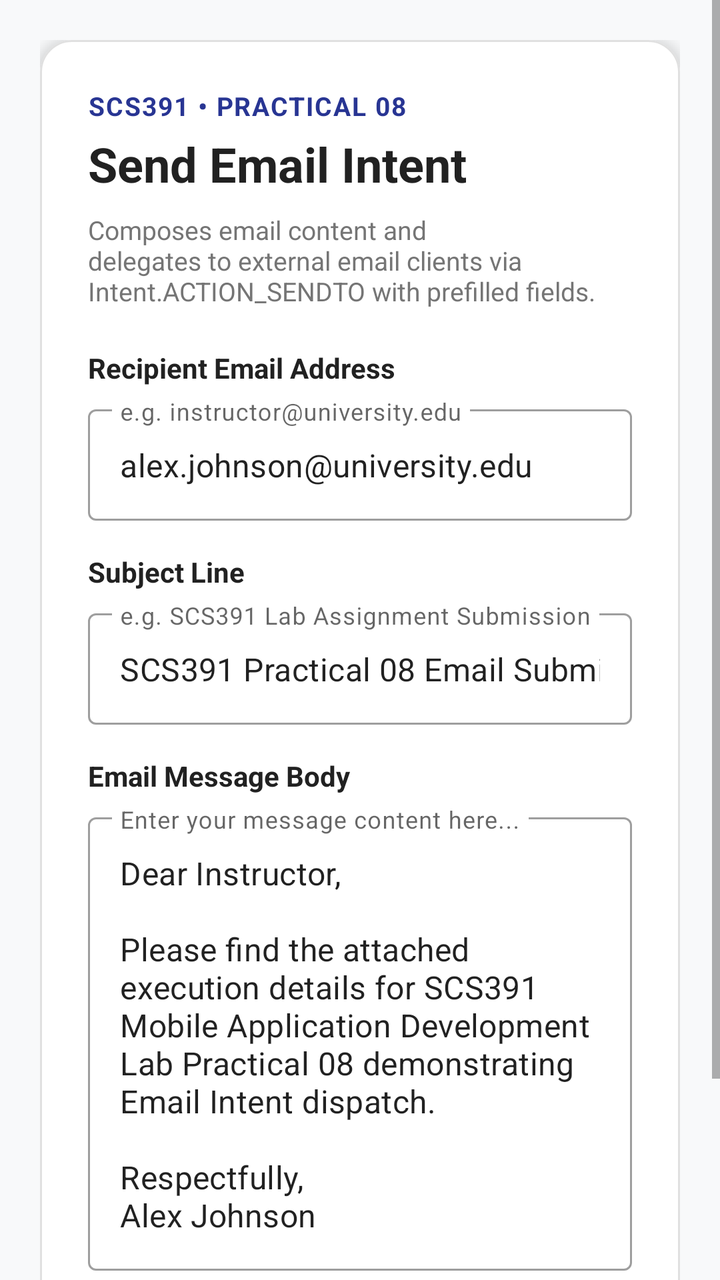
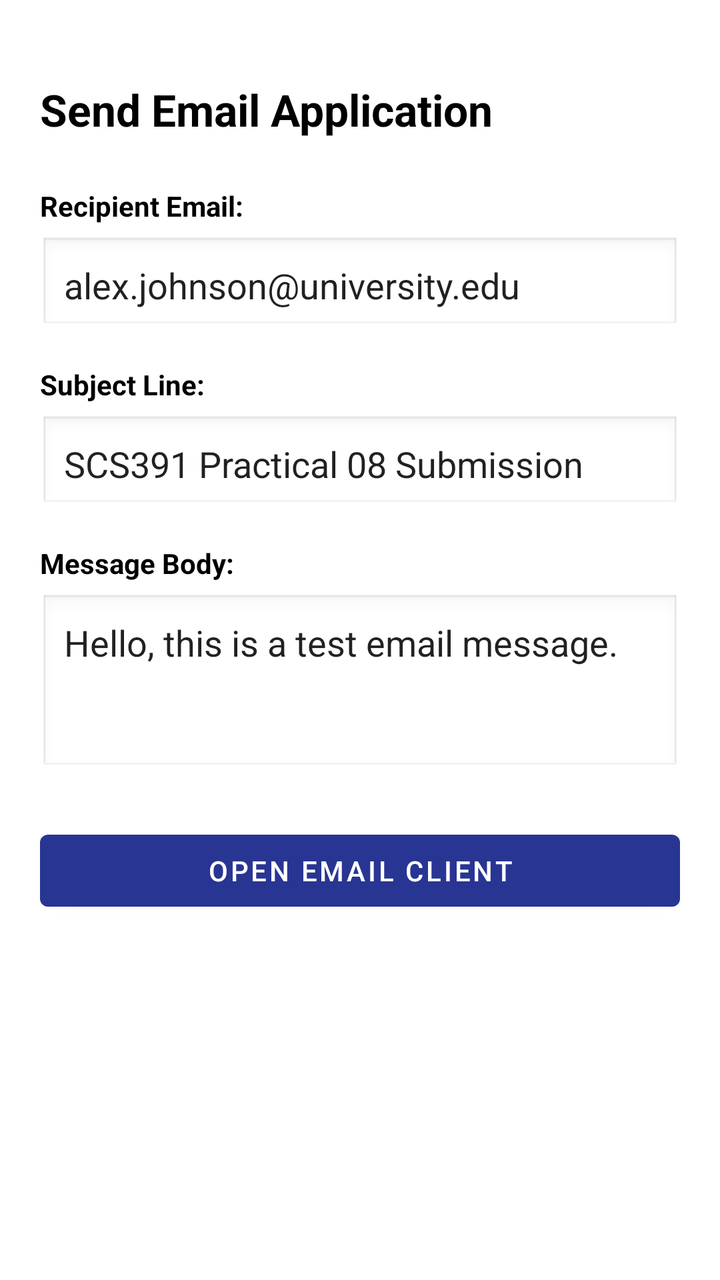

Compare the two renders of this Android layout. The source of the first and the diff that turns it into the second are given below.
<!-- AndroidManifest.xml: application theme Theme.EmailApp -->
<!-- res/layout/activity_main.xml -->
<?xml version="1.0" encoding="utf-8"?>
<ScrollView
    xmlns:android="http://schemas.android.com/apk/res/android"
    xmlns:app="http://schemas.android.com/apk/res-auto"
    android:layout_width="match_parent"
    android:layout_height="match_parent"
    android:background="@color/background"
    android:fillViewport="true">

    <LinearLayout
        android:layout_width="match_parent"
        android:layout_height="wrap_content"
        android:orientation="vertical"
        android:padding="20dp"
        android:gravity="center">

        <com.google.android.material.card.MaterialCardView
            android:layout_width="match_parent"
            android:layout_height="wrap_content"
            app:cardCornerRadius="16dp"
            app:cardElevation="4dp"
            app:cardBackgroundColor="@color/surface"
            app:strokeWidth="1dp"
            app:strokeColor="@color/stroke_color">

            <LinearLayout
                android:layout_width="match_parent"
                android:layout_height="wrap_content"
                android:orientation="vertical"
                android:padding="24dp">

                <TextView
                    android:layout_width="wrap_content"
                    android:layout_height="wrap_content"
                    android:text="@string/lab_header"
                    android:textColor="@color/primary"
                    android:textSize="13sp"
                    android:textStyle="bold"
                    android:letterSpacing="0.05"
                    android:layout_marginBottom="4dp"/>

                <TextView
                    android:layout_width="wrap_content"
                    android:layout_height="wrap_content"
                    android:text="@string/title_email_app"
                    android:textColor="@color/text_primary"
                    android:textSize="24sp"
                    android:textStyle="bold"
                    android:layout_marginBottom="8dp"/>

                <TextView
                    android:layout_width="wrap_content"
                    android:layout_height="wrap_content"
                    android:text="@string/desc_email_app"
                    android:textColor="@color/text_secondary"
                    android:textSize="13sp"
                    android:layout_marginBottom="20dp"/>

                
                <TextView
                    android:layout_width="wrap_content"
                    android:layout_height="wrap_content"
                    android:text="@string/label_recipient_email"
                    android:textColor="@color/text_primary"
                    android:textSize="14sp"
                    android:textStyle="bold"
                    android:layout_marginBottom="6dp"/>

                <com.google.android.material.textfield.TextInputLayout
                    android:layout_width="match_parent"
                    android:layout_height="wrap_content"
                    android:layout_marginBottom="16dp"
                    style="@style/Widget.MaterialComponents.TextInputLayout.OutlinedBox">

                    <com.google.android.material.textfield.TextInputEditText
                        android:id="@+id/etEmailTo"
                        android:layout_width="match_parent"
                        android:layout_height="wrap_content"
                        android:hint="@string/hint_recipient_email"
                        android:text="alex.johnson@university.edu"
                        android:inputType="textEmailAddress"/>
                </com.google.android.material.textfield.TextInputLayout>

                
                <TextView
                    android:layout_width="wrap_content"
                    android:layout_height="wrap_content"
                    android:text="@string/label_subject"
                    android:textColor="@color/text_primary"
                    android:textSize="14sp"
                    android:textStyle="bold"
                    android:layout_marginBottom="6dp"/>

                <com.google.android.material.textfield.TextInputLayout
                    android:layout_width="match_parent"
                    android:layout_height="wrap_content"
                    android:layout_marginBottom="16dp"
                    style="@style/Widget.MaterialComponents.TextInputLayout.OutlinedBox">

                    <com.google.android.material.textfield.TextInputEditText
                        android:id="@+id/etSubject"
                        android:layout_width="match_parent"
                        android:layout_height="wrap_content"
                        android:hint="@string/hint_subject"
                        android:text="SCS391 Practical 08 Email Submission"
                        android:inputType="text"/>
                </com.google.android.material.textfield.TextInputLayout>

                
                <TextView
                    android:layout_width="wrap_content"
                    android:layout_height="wrap_content"
                    android:text="@string/label_message_body"
                    android:textColor="@color/text_primary"
                    android:textSize="14sp"
                    android:textStyle="bold"
                    android:layout_marginBottom="6dp"/>

                <com.google.android.material.textfield.TextInputLayout
                    android:layout_width="match_parent"
                    android:layout_height="wrap_content"
                    android:layout_marginBottom="24dp"
                    style="@style/Widget.MaterialComponents.TextInputLayout.OutlinedBox">

                    <com.google.android.material.textfield.TextInputEditText
                        android:id="@+id/etEmailBody"
                        android:layout_width="match_parent"
                        android:layout_height="wrap_content"
                        android:hint="@string/hint_message_body"
                        android:text="Dear Instructor,\n\nPlease find the attached execution details for SCS391 Mobile Application Development Lab Practical 08 demonstrating Email Intent dispatch.\n\nRespectfully,\nAlex Johnson"
                        android:inputType="textMultiLine"
                        android:minLines="4"
                        android:gravity="top|start"/>
                </com.google.android.material.textfield.TextInputLayout>

                <com.google.android.material.button.MaterialButton
                    android:id="@+id/btnSendEmail"
                    android:layout_width="match_parent"
                    android:layout_height="56dp"
                    android:text="@string/btn_send_email"
                    android:textSize="16sp"
                    android:textStyle="bold"
                    app:cornerRadius="12dp"
                    app:icon="@android:drawable/ic_dialog_email"
                    app:iconGravity="textStart"/>

            </LinearLayout>
        </com.google.android.material.card.MaterialCardView>
    </LinearLayout>
</ScrollView>
<!-- resources referenced by this layout -->
<resources>
  <color name="background">#F8F9FA</color>
  <color name="primary">#283593</color>
  <color name="stroke_color">#E0E0E0</color>
  <color name="surface">#FFFFFF</color>
  <color name="text_primary">#212121</color>
  <color name="text_secondary">#757575</color>
  <string name="btn_send_email">Open Email Client</string>
  <string name="desc_email_app">Composes email content and delegates to external email clients via Intent.ACTION_SENDTO with prefilled fields.</string>
  <string name="hint_message_body">Enter your message content here...</string>
  <string name="hint_recipient_email">e.g. instructor@university.edu</string>
  <string name="hint_subject">e.g. SCS391 Lab Assignment Submission</string>
  <string name="lab_header">SCS391 • PRACTICAL 08</string>
  <string name="label_message_body">Email Message Body</string>
  <string name="label_recipient_email">Recipient Email Address</string>
  <string name="label_subject">Subject Line</string>
  <string name="title_email_app">Send Email Intent</string>
  <style name="Theme.EmailApp" parent="Theme.MaterialComponents.DayNight.NoActionBar">
          <item name="colorPrimary">@color/primary</item>
          <item name="colorPrimaryVariant">@color/primary_variant</item>
          <item name="colorSecondary">@color/secondary</item>
          <item name="android:statusBarColor">@color/primary_variant</item>
      </style>
  <color name="primary_variant">#1A237E</color>
  <color name="secondary">#FF8F00</color>
</resources>

<!-- the commit's change to res/layout/activity_main.xml (unified diff, before → after) -->
@@ -1,150 +1,84 @@
 <?xml version="1.0" encoding="utf-8"?>
-<ScrollView
+<LinearLayout
     xmlns:android="http://schemas.android.com/apk/res/android"
-    xmlns:app="http://schemas.android.com/apk/res-auto"
     android:layout_width="match_parent"
     android:layout_height="match_parent"
-    android:background="@color/background"
-    android:fillViewport="true">
+    android:orientation="vertical"
+    android:padding="20dp">
 
-    <LinearLayout
+    <TextView
+        android:layout_width="wrap_content"
+        android:layout_height="wrap_content"
+        android:text="Send Email Application"
+        android:textSize="22sp"
+        android:textStyle="bold"
+        android:textColor="@android:color/black"
+        android:layout_marginTop="20dp"
+        android:layout_marginBottom="24dp"/>
+
+    <TextView
+        android:layout_width="wrap_content"
+        android:layout_height="wrap_content"
+        android:text="Recipient Email:"
+        android:textStyle="bold"
+        android:textColor="@android:color/black"
+        android:layout_marginBottom="6dp"/>
+
+    <EditText
+        android:id="@+id/etEmailTo"
         android:layout_width="match_parent"
         android:layout_height="wrap_content"
-        android:orientation="vertical"
-        android:padding="20dp"
-        android:gravity="center">
+        android:hint="Enter recipient email"
+        android:text="alex.johnson@university.edu"
+        android:inputType="textEmailAddress"
+        android:padding="12dp"
+        android:background="@android:drawable/edit_text"
+        android:layout_marginBottom="16dp"/>
 
-        <com.google.android.material.card.MaterialCardView
-            android:layout_width="match_parent"
-            android:layout_height="wrap_content"
-            app:cardCornerRadius="16dp"
-            app:cardElevation="4dp"
-            app:cardBackgroundColor="@color/surface"
-            app:strokeWidth="1dp"
-            app:strokeColor="@color/stroke_color">
+    <TextView
+        android:layout_width="wrap_content"
+        android:layout_height="wrap_content"
+        android:text="Subject Line:"
+        android:textStyle="bold"
+        android:textColor="@android:color/black"
+        android:layout_marginBottom="6dp"/>
 
-            <LinearLayout
-                android:layout_width="match_parent"
-                android:layout_height="wrap_content"
-                android:orientation="vertical"
-                android:padding="24dp">
+    <EditText
+        android:id="@+id/etSubject"
+        android:layout_width="match_parent"
+        android:layout_height="wrap_content"
+        android:hint="Enter subject"
+        android:text="SCS391 Practical 08 Submission"
+        android:inputType="text"
+        android:padding="12dp"
+        android:background="@android:drawable/edit_text"
+        android:layout_marginBottom="16dp"/>
 
-                <TextView
-                    android:layout_width="wrap_content"
-                    android:layout_height="wrap_content"
-                    android:text="@string/lab_header"
-                    android:textColor="@color/primary"
-                    android:textSize="13sp"
-                    android:textStyle="bold"
-                    android:letterSpacing="0.05"
-                    android:layout_marginBottom="4dp"/>
+    <TextView
+        android:layout_width="wrap_content"
+        android:layout_height="wrap_content"
+        android:text="Message Body:"
+        android:textStyle="bold"
+        android:textColor="@android:color/black"
+        android:layout_marginBottom="6dp"/>
 
-                <TextView
-                    android:layout_width="wrap_content"
-                    android:layout_height="wrap_content"
-                    android:text="@string/title_email_app"
-                    android:textColor="@color/text_primary"
-                    android:textSize="24sp"
-                    android:textStyle="bold"
-                    android:layout_marginBottom="8dp"/>
+    <EditText
+        android:id="@+id/etEmailBody"
+        android:layout_width="match_parent"
+        android:layout_height="wrap_content"
+        android:hint="Enter message text"
+        android:text="Hello, this is a test email message."
+        android:inputType="textMultiLine"
+        android:minLines="3"
+        android:gravity="top|start"
+        android:padding="12dp"
+        android:background="@android:drawable/edit_text"
+        android:layout_marginBottom="24dp"/>
 
-                <TextView
-                    android:layout_width="wrap_content"
-                    android:layout_height="wrap_content"
-                    android:text="@string/desc_email_app"
-                    android:textColor="@color/text_secondary"
-                    android:textSize="13sp"
-                    android:layout_marginBottom="20dp"/>
+    <Button
+        android:id="@+id/btnSendEmail"
+        android:layout_width="match_parent"
+        android:layout_height="wrap_content"
+        android:text="Open Email Client"/>
 
-                
-                <TextView
-                    android:layout_width="wrap_content"
-                    android:layout_height="wrap_content"
-                    android:text="@string/label_recipient_email"
-                    android:textColor="@color/text_primary"
-                    android:textSize="14sp"
-                    android:textStyle="bold"
-                    android:layout_marginBottom="6dp"/>
-
-                <com.google.android.material.textfield.TextInputLayout
-                    android:layout_width="match_parent"
-                    android:layout_height="wrap_content"
-                    android:layout_marginBottom="16dp"
-                    style="@style/Widget.MaterialComponents.TextInputLayout.OutlinedBox">
-
-                    <com.google.android.material.textfield.TextInputEditText
-                        android:id="@+id/etEmailTo"
-                        android:layout_width="match_parent"
-                        android:layout_height="wrap_content"
-                        android:hint="@string/hint_recipient_email"
-                        android:text="alex.johnson@university.edu"
-                        android:inputType="textEmailAddress"/>
-                </com.google.android.material.textfield.TextInputLayout>
-
-                
-                <TextView
-                    android:layout_width="wrap_content"
-                    android:layout_height="wrap_content"
-                    android:text="@string/label_subject"
-                    android:textColor="@color/text_primary"
-                    android:textSize="14sp"
-                    android:textStyle="bold"
-                    android:layout_marginBottom="6dp"/>
-
-                <com.google.android.material.textfield.TextInputLayout
-                    android:layout_width="match_parent"
-                    android:layout_height="wrap_content"
-                    android:layout_marginBottom="16dp"
-                    style="@style/Widget.MaterialComponents.TextInputLayout.OutlinedBox">
-
-                    <com.google.android.material.textfield.TextInputEditText
-                        android:id="@+id/etSubject"
-                        android:layout_width="match_parent"
-                        android:layout_height="wrap_content"
-                        android:hint="@string/hint_subject"
-                        android:text="SCS391 Practical 08 Email Submission"
-                        android:inputType="text"/>
-                </com.google.android.material.textfield.TextInputLayout>
-
-                
-                <TextView
-                    android:layout_width="wrap_content"
-                    android:layout_height="wrap_content"
-                    android:text="@string/label_message_body"
-                    android:textColor="@color/text_primary"
-                    android:textSize="14sp"
-                    android:textStyle="bold"
-                    android:layout_marginBottom="6dp"/>
-
-                <com.google.android.material.textfield.TextInputLayout
-                    android:layout_width="match_parent"
-                    android:layout_height="wrap_content"
-                    android:layout_marginBottom="24dp"
-                    style="@style/Widget.MaterialComponents.TextInputLayout.OutlinedBox">
-
-                    <com.google.android.material.textfield.TextInputEditText
-                        android:id="@+id/etEmailBody"
-                        android:layout_width="match_parent"
-                        android:layout_height="wrap_content"
-                        android:hint="@string/hint_message_body"
-                        android:text="Dear Instructor,\n\nPlease find the attached execution details for SCS391 Mobile Application Development Lab Practical 08 demonstrating Email Intent dispatch.\n\nRespectfully,\nAlex Johnson"
-                        android:inputType="textMultiLine"
-                        android:minLines="4"
-                        android:gravity="top|start"/>
-                </com.google.android.material.textfield.TextInputLayout>
-
-                <com.google.android.material.button.MaterialButton
-                    android:id="@+id/btnSendEmail"
-                    android:layout_width="match_parent"
-                    android:layout_height="56dp"
-                    android:text="@string/btn_send_email"
-                    android:textSize="16sp"
-                    android:textStyle="bold"
-                    app:cornerRadius="12dp"
-                    app:icon="@android:drawable/ic_dialog_email"
-                    app:iconGravity="textStart"/>
-
-            </LinearLayout>
-        </com.google.android.material.card.MaterialCardView>
-    </LinearLayout>
-</ScrollView>
+</LinearLayout>
<!-- resource entries referenced after the edit -->
@@ -1,21 +1,6 @@
 <!-- resources referenced by this layout -->
 <resources>
-  <color name="background">#F8F9FA</color>
   <color name="primary">#283593</color>
-  <color name="stroke_color">#E0E0E0</color>
-  <color name="surface">#FFFFFF</color>
-  <color name="text_primary">#212121</color>
-  <color name="text_secondary">#757575</color>
-  <string name="btn_send_email">Open Email Client</string>
-  <string name="desc_email_app">Composes email content and delegates to external email clients via Intent.ACTION_SENDTO with prefilled fields.</string>
-  <string name="hint_message_body">Enter your message content here...</string>
-  <string name="hint_recipient_email">e.g. instructor@university.edu</string>
-  <string name="hint_subject">e.g. SCS391 Lab Assignment Submission</string>
-  <string name="lab_header">SCS391 • PRACTICAL 08</string>
-  <string name="label_message_body">Email Message Body</string>
-  <string name="label_recipient_email">Recipient Email Address</string>
-  <string name="label_subject">Subject Line</string>
-  <string name="title_email_app">Send Email Intent</string>
   <style name="Theme.EmailApp" parent="Theme.MaterialComponents.DayNight.NoActionBar">
           <item name="colorPrimary">@color/primary</item>
           <item name="colorPrimaryVariant">@color/primary_variant</item>
